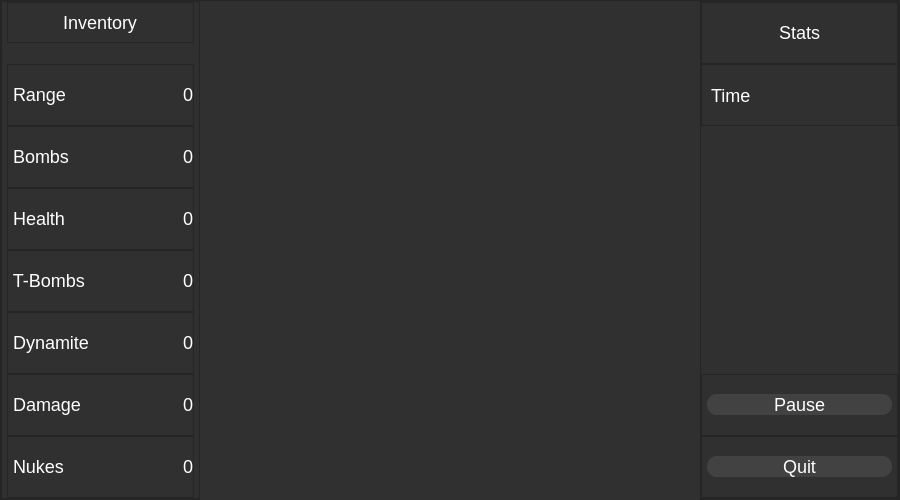
PyFlat-Studios-JR/Plant-The-Bomb, file mainwindow.ui: the form before one commit.
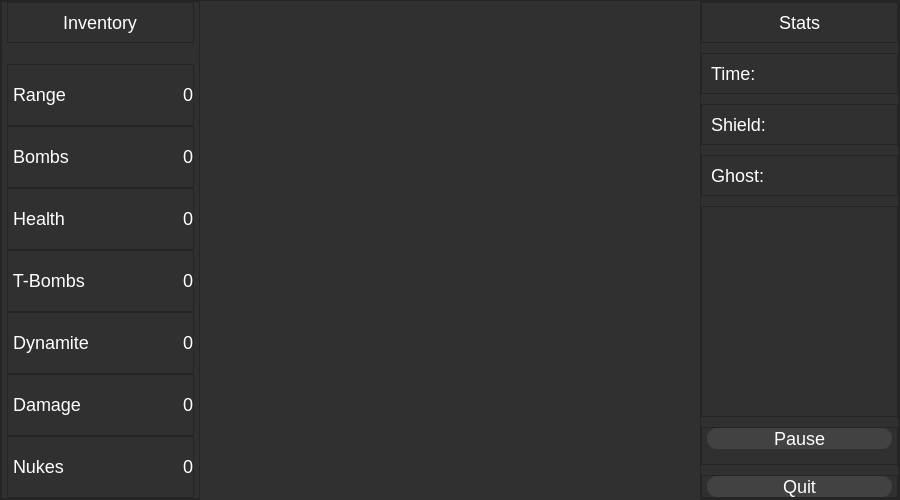
The form after the commit. The open tabs and pages were chosen to show the change. Icons and pictures are not drawn. Custom widgets are drawn as their Qt base class.

Diff of the .ui file:
```diff
--- a/mainwindow.ui
+++ b/mainwindow.ui
@@ -1672,7 +1672,7 @@
              </property>
              <layout class="QVBoxLayout" name="verticalLayout_14">
               <property name="spacing">
-               <number>0</number>
+               <number>10</number>
               </property>
               <property name="leftMargin">
                <number>0</number>
@@ -1717,7 +1717,7 @@
                  <item>
                   <widget class="QLabel" name="time_label">
                    <property name="text">
-                    <string>Time</string>
+                    <string>Time: </string>
                    </property>
                   </widget>
                  </item>
@@ -1725,31 +1725,66 @@
                </widget>
               </item>
               <item>
-               <widget class="QLabel" name="label_5">
-                <property name="text">
-                 <string/>
+               <widget class="QFrame" name="frame_26">
+                <property name="frameShape">
+                 <enum>QFrame::StyledPanel</enum>
                 </property>
-               </widget>
-              </item>
-              <item>
-               <widget class="QLabel" name="label_6">
-                <property name="text">
-                 <string/>
+                <property name="frameShadow">
+                 <enum>QFrame::Raised</enum>
                 </property>
+                <layout class="QHBoxLayout" name="horizontalLayout_24">
+                 <item>
+                  <widget class="QLabel" name="shield_label">
+                   <property name="text">
+                    <string>Shield: </string>
+                   </property>
+                  </widget>
+                 </item>
+                </layout>
                </widget>
               </item>
               <item>
-               <widget class="QLabel" name="label_7">
-                <property name="text">
-                 <string/>
+               <widget class="QFrame" name="frame_27">
+                <property name="frameShape">
+                 <enum>QFrame::StyledPanel</enum>
                 </property>
+                <property name="frameShadow">
+                 <enum>QFrame::Raised</enum>
+                </property>
+                <layout class="QHBoxLayout" name="horizontalLayout_25">
+                 <item>
+                  <widget class="QLabel" name="ghost_label">
+                   <property name="text">
+                    <string>Ghost: </string>
+                   </property>
+                  </widget>
+                 </item>
+                </layout>
                </widget>
               </item>
               <item>
-               <widget class="QLabel" name="label_8">
-                <property name="text">
-                 <string/>
+               <widget class="QFrame" name="frame_28">
+                <property name="frameShape">
+                 <enum>QFrame::StyledPanel</enum>
                 </property>
+                <property name="frameShadow">
+                 <enum>QFrame::Raised</enum>
+                </property>
+                <layout class="QHBoxLayout" name="horizontalLayout_26">
+                 <item>
+                  <widget class="QLabel" name="sidebar_label">
+                   <property name="sizePolicy">
+                    <sizepolicy hsizetype="Preferred" vsizetype="Expanding">
+                     <horstretch>0</horstretch>
+                     <verstretch>0</verstretch>
+                    </sizepolicy>
+                   </property>
+                   <property name="text">
+                    <string/>
+                   </property>
+                  </widget>
+                 </item>
+                </layout>
                </widget>
               </item>
               <item>
@@ -1771,7 +1806,7 @@
                   <number>5</number>
                  </property>
                  <property name="bottomMargin">
-                  <number>0</number>
+                  <number>15</number>
                  </property>
                  <item>
                   <widget class="QPushButton" name="pause_button">
```
Left out of the diff: 2 changed lines with no effect on the pictures.
